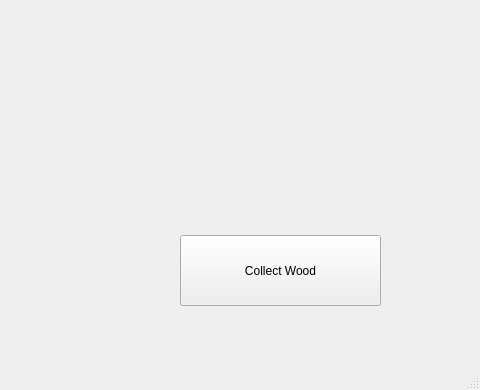
The window that hellapagos/gamewindow.ui (magacevic/Hellapagos) describes before a commit, drawn with Qt 5; both pictures show x 320 to 800 and y 125 to 515 of the 800 by 515 pixel window.
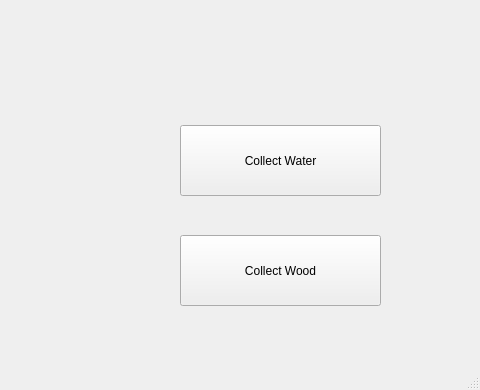
The same window after the commit. The open tabs and pages were chosen to show the change. Icons and pictures are not drawn.

Commit message: upgraded class water

Diff of the .ui file:
```diff
--- a/hellapagos/gamewindow.ui
+++ b/hellapagos/gamewindow.ui
@@ -179,6 +179,19 @@
      <string>Collect Wood</string>
     </property>
    </widget>
+   <widget class="QPushButton" name="collectWaterButton">
+    <property name="geometry">
+     <rect>
+      <x>500</x>
+      <y>250</y>
+      <width>201</width>
+      <height>71</height>
+     </rect>
+    </property>
+    <property name="text">
+     <string>Collect Water</string>
+    </property>
+   </widget>
   </widget>
   <widget class="QMenuBar" name="menubar">
    <property name="geometry">
```
Left out of the diff: 234 changed lines with no effect on the pictures. The commit also changes 1390 other files.
